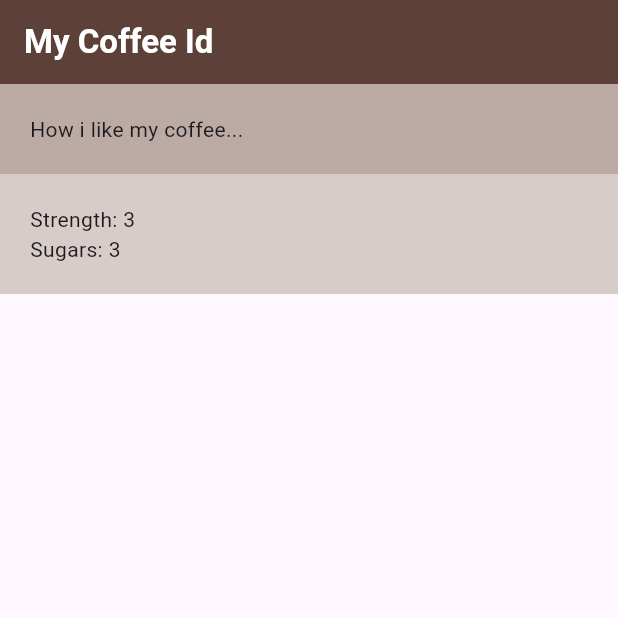
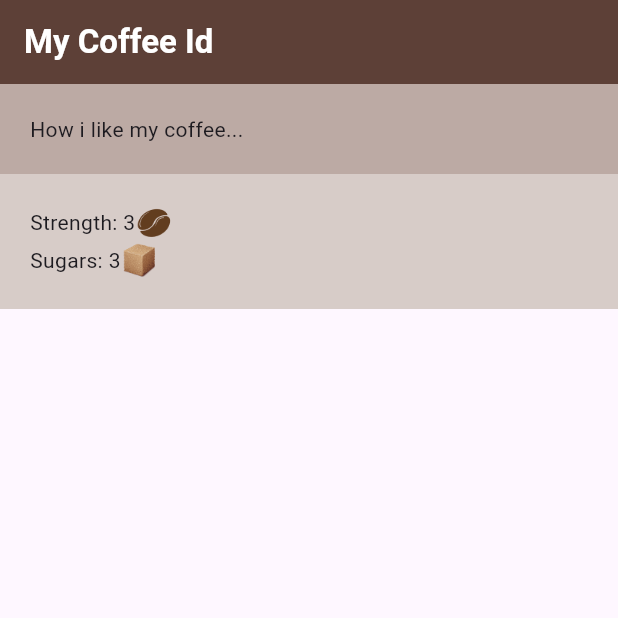
Before and after one commit to efunnuga-bamidele/FLUTTER_COFFEE_CARD, a Flutter app: the screen it shows after launch, on a phone screen of 412 x 824 dp, the top half of it. Run offline on Flutter 3.47's test engine with Material 3 defaults, Android fonts, the phone set to English and light mode, and no system bars.

Commit message:
feat:Adding Image Assets

```diff
--- a/lib/coffee_prefs.dart
+++ b/lib/coffee_prefs.dart
@@ -5,22 +5,34 @@ class CoffeePrefs extends StatelessWidget {
 
   @override
   Widget build(BuildContext context) {
-    return const Column(
+    return Column(
       children: [
         Row(
           children: [
-            Text("Strength: "),
-            Text("3"),
-            SizedBox(
+            const Text("Strength: "),
+            const Text("3"),
+            Image.asset(
+              "assets/img/coffee_bean.png",
+              width: 25,
+              color: Colors.brown[100],
+              colorBlendMode: BlendMode.multiply,
+            ),
+            const SizedBox(
               width: 50,
             ),
           ],
         ),
         Row(
           children: [
-            Text("Sugars: "),
-            Text("3"),
-            SizedBox(
+            const Text("Sugars: "),
+            const Text("3"),
+            Image.asset(
+              "assets/img/sugar_cube.png",
+              width: 25,
+              color: Colors.brown[100],
+              colorBlendMode: BlendMode.multiply,
+            ),
+            const SizedBox(
               width: 50,
             ),
           ],
```
Also changed, not shown: pubspec.yaml (+4 -3 lines).
